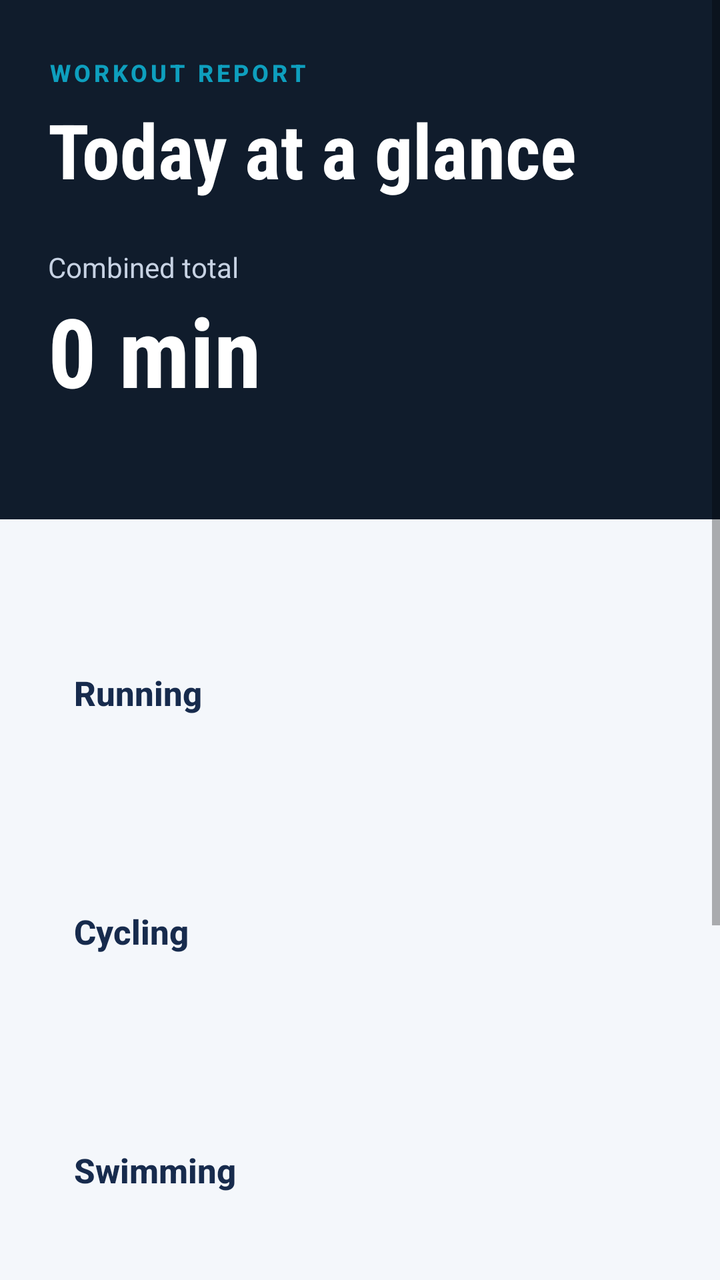
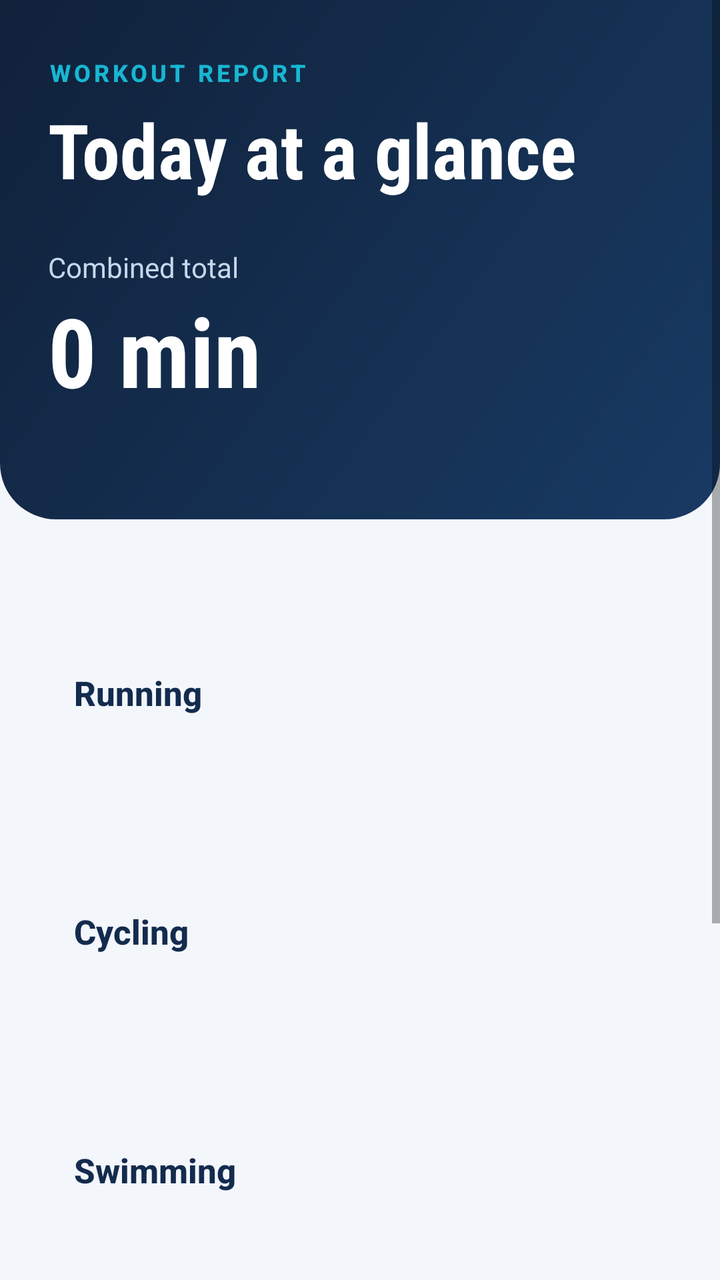

Two renders of the same Android screen: before a commit and after it. Below are the layout's source before the change and the commit's diff.
<!-- AndroidManifest.xml: application theme Theme.FitnessReport -->
<!-- res/layout/activity_report.xml -->
<?xml version="1.0" encoding="utf-8"?>
<ScrollView xmlns:android="http://schemas.android.com/apk/res/android"
    android:layout_width="match_parent"
    android:layout_height="match_parent"
    android:fillViewport="true">

    <LinearLayout
        android:layout_width="match_parent"
        android:layout_height="wrap_content"
        android:orientation="vertical">

        <LinearLayout
            android:id="@+id/reportHero"
            android:layout_width="match_parent"
            android:layout_height="wrap_content"
            android:background="@color/midnight"
            android:orientation="vertical"
            android:paddingStart="24dp"
            android:paddingTop="28dp"
            android:paddingEnd="24dp"
            android:paddingBottom="28dp">

            <TextView
                style="@style/FitnessTextEyebrow"
                android:layout_width="wrap_content"
                android:layout_height="wrap_content"
                android:text="@string/report_eyebrow"
                android:textColor="@color/pool_cyan" />

            <TextView
                style="@style/FitnessTextScreenTitle"
                android:layout_width="wrap_content"
                android:layout_height="wrap_content"
                android:layout_marginTop="5dp"
                android:text="@string/report_title" />

            <TextView
                android:layout_width="wrap_content"
                android:layout_height="wrap_content"
                android:layout_marginTop="24dp"
                android:fontFamily="sans-serif"
                android:text="@string/combined_total"
                android:textColor="#C7D2E3"
                android:textSize="14sp" />

            <TextView
                android:id="@+id/totalMinutesText"
                android:layout_width="wrap_content"
                android:layout_height="wrap_content"
                android:fontFamily="sans-serif-condensed"
                android:text="@string/report_total_initial"
                android:textColor="@color/white"
                android:textSize="48sp"
                android:textStyle="bold" />

            <TextView
                android:id="@+id/overallStatusText"
                android:layout_width="wrap_content"
                android:layout_height="wrap_content"
                android:layout_marginTop="4dp"
                android:fontFamily="sans-serif-medium"
                android:textColor="@color/pool_cyan"
                android:textSize="15sp" />
        </LinearLayout>

        <LinearLayout
            android:layout_width="match_parent"
            android:layout_height="wrap_content"
            android:orientation="vertical"
            android:paddingStart="20dp"
            android:paddingTop="20dp"
            android:paddingEnd="20dp"
            android:paddingBottom="28dp">

            <TextView
                android:id="@+id/summaryText"
                android:layout_width="match_parent"
                android:layout_height="wrap_content"
                android:fontFamily="sans-serif"
                android:lineSpacingExtra="3dp"
                android:textColor="@color/slate"
                android:textSize="15sp" />

            <LinearLayout
                android:id="@+id/runningResult"
                android:layout_width="match_parent"
                android:layout_height="wrap_content"
                android:layout_marginTop="18dp"
                android:orientation="vertical"
                android:padding="17dp">

                <TextView
                    style="@style/FitnessTextFieldLabel"
                    android:layout_width="wrap_content"
                    android:layout_height="wrap_content"
                    android:text="@string/running" />

                <TextView
                    android:id="@+id/runningMinutesText"
                    style="@style/FitnessTextCaption"
                    android:layout_width="wrap_content"
                    android:layout_height="wrap_content"
                    android:layout_marginTop="4dp" />

                <TextView
                    android:id="@+id/runningStatusText"
                    android:layout_width="wrap_content"
                    android:layout_height="wrap_content"
                    android:layout_marginTop="10dp"
                    android:fontFamily="sans-serif-medium"
                    android:textSize="14sp" />
            </LinearLayout>

            <LinearLayout
                android:id="@+id/cyclingResult"
                android:layout_width="match_parent"
                android:layout_height="wrap_content"
                android:layout_marginTop="12dp"
                android:orientation="vertical"
                android:padding="17dp">

                <TextView
                    style="@style/FitnessTextFieldLabel"
                    android:layout_width="wrap_content"
                    android:layout_height="wrap_content"
                    android:text="@string/cycling" />

                <TextView
                    android:id="@+id/cyclingMinutesText"
                    style="@style/FitnessTextCaption"
                    android:layout_width="wrap_content"
                    android:layout_height="wrap_content"
                    android:layout_marginTop="4dp" />

                <TextView
                    android:id="@+id/cyclingStatusText"
                    android:layout_width="wrap_content"
                    android:layout_height="wrap_content"
                    android:layout_marginTop="10dp"
                    android:fontFamily="sans-serif-medium"
                    android:textSize="14sp" />
            </LinearLayout>

            <LinearLayout
                android:id="@+id/swimmingResult"
                android:layout_width="match_parent"
                android:layout_height="wrap_content"
                android:layout_marginTop="12dp"
                android:orientation="vertical"
                android:padding="17dp">

                <TextView
                    style="@style/FitnessTextFieldLabel"
                    android:layout_width="wrap_content"
                    android:layout_height="wrap_content"
                    android:text="@string/swimming" />

                <TextView
                    android:id="@+id/swimmingMinutesText"
                    style="@style/FitnessTextCaption"
                    android:layout_width="wrap_content"
                    android:layout_height="wrap_content"
                    android:layout_marginTop="4dp" />

                <TextView
                    android:id="@+id/swimmingStatusText"
                    android:layout_width="wrap_content"
                    android:layout_height="wrap_content"
                    android:layout_marginTop="10dp"
                    android:fontFamily="sans-serif-medium"
                    android:textSize="14sp" />
            </LinearLayout>

            <LinearLayout
                android:id="@+id/weightliftingResult"
                android:layout_width="match_parent"
                android:layout_height="wrap_content"
                android:layout_marginTop="12dp"
                android:orientation="vertical"
                android:padding="17dp">

                <TextView
                    style="@style/FitnessTextFieldLabel"
                    android:layout_width="wrap_content"
                    android:layout_height="wrap_content"
                    android:text="@string/weightlifting" />

                <TextView
                    android:id="@+id/weightliftingMinutesText"
                    style="@style/FitnessTextCaption"
                    android:layout_width="wrap_content"
                    android:layout_height="wrap_content"
                    android:layout_marginTop="4dp" />

                <TextView
                    android:id="@+id/weightliftingStatusText"
                    android:layout_width="wrap_content"
                    android:layout_height="wrap_content"
                    android:layout_marginTop="10dp"
                    android:fontFamily="sans-serif-medium"
                    android:textSize="14sp" />
            </LinearLayout>

            <Button
                android:id="@+id/editButton"
                style="@style/FitnessButtonPrimary"
                android:layout_width="match_parent"
                android:layout_marginTop="20dp"
                android:text="@string/edit_workout" />
        </LinearLayout>
    </LinearLayout>
</ScrollView>
<!-- resources referenced by this layout -->
<resources>
  <color name="midnight">#101C2C</color>
  <color name="pool_cyan">#0E9FBE</color>
  <color name="slate">#5E6C84</color>
  <color name="white">#FFFFFF</color>
  <string name="combined_total">Combined total</string>
  <string name="cycling">Cycling</string>
  <string name="edit_workout">Edit workout</string>
  <string name="report_eyebrow">WORKOUT REPORT</string>
  <string name="report_title">Today at a glance</string>
  <string name="report_total_initial">0 min</string>
  <string name="running">Running</string>
  <string name="swimming">Swimming</string>
  <string name="weightlifting">Weightlifting</string>
  <style name="FitnessButtonPrimary">
          <item name="android:layout_height">54dp</item>
          <item name="android:background">@drawable/button_primary</item>
          <item name="android:backgroundTint">@null</item>
          <item name="android:fontFamily">sans-serif-medium</item>
          <item name="android:textAllCaps">false</item>
          <item name="android:textColor">@color/white</item>
          <item name="android:textSize">16sp</item>
      </style>
  <style name="FitnessTextCaption">
          <item name="android:fontFamily">sans-serif</item>
          <item name="android:textColor">@color/slate</item>
          <item name="android:textSize">13sp</item>
      </style>
  <style name="FitnessTextEyebrow">
          <item name="android:fontFamily">sans-serif-medium</item>
          <item name="android:textSize">12sp</item>
          <item name="android:letterSpacing">0.14</item>
          <item name="android:textStyle">bold</item>
      </style>
  <style name="FitnessTextFieldLabel">
          <item name="android:fontFamily">sans-serif-medium</item>
          <item name="android:textColor">@color/ink</item>
          <item name="android:textSize">17sp</item>
          <item name="android:textStyle">bold</item>
      </style>
  <style name="FitnessTextScreenTitle">
          <item name="android:fontFamily">sans-serif-condensed</item>
          <item name="android:textColor">@color/white</item>
          <item name="android:textSize">38sp</item>
          <item name="android:textStyle">bold</item>
      </style>
  <style name="Theme.FitnessReport" parent="android:style/Theme.Material.Light.NoActionBar">
          <item name="android:fontFamily">sans</item>
          <item name="android:windowLightStatusBar">false</item>
          <item name="android:statusBarColor">@color/midnight</item>
          <item name="android:navigationBarColor">@color/midnight</item>
          <item name="android:colorAccent">@color/track_blue</item>
          <item name="android:windowBackground">@color/cloud</item>
          <item name="android:windowActionModeOverlay">true</item>
      </style>
  <!-- drawable button_primary (drawable) -->
  <?xml version="1.0" encoding="utf-8"?>
  <selector xmlns:android="http://schemas.android.com/apk/res/android">
      <item android:state_pressed="true">
          <shape android:shape="rectangle">
              <solid android:color="#0F49B8" />
              <corners android:radius="14dp" />
          </shape>
      </item>
      <item>
          <shape android:shape="rectangle">
              <solid android:color="@color/track_blue" />
              <corners android:radius="14dp" />
          </shape>
      </item>
  </selector>
  <color name="ink">#172B4D</color>
  <color name="track_blue">#155EEF</color>
  <color name="cloud">#F4F7FB</color>
</resources>

<!-- the commit's change to res/layout/activity_report.xml (unified diff, before → after) -->
@@ -13,7 +13,7 @@
             android:id="@+id/reportHero"
             android:layout_width="match_parent"
             android:layout_height="wrap_content"
-            android:background="@color/midnight"
+            android:background="@drawable/hero_background"
             android:orientation="vertical"
             android:paddingStart="24dp"
             android:paddingTop="28dp"
@@ -40,7 +40,7 @@
                 android:layout_marginTop="24dp"
                 android:fontFamily="sans-serif"
                 android:text="@string/combined_total"
-                android:textColor="#C7D2E3"
+                android:textColor="@color/hero_text_secondary"
                 android:textSize="14sp" />
 
             <TextView
<!-- resource entries referenced after the edit -->
@@ -1,9 +1,20 @@
 <!-- resources referenced by this layout -->
 <resources>
-  <color name="midnight">#101C2C</color>
-  <color name="pool_cyan">#0E9FBE</color>
-  <color name="slate">#5E6C84</color>
+  <color name="hero_text_secondary">#C7D7EA</color>
+  <color name="pool_cyan">#18B6D1</color>
+  <color name="slate">#617089</color>
   <color name="white">#FFFFFF</color>
+  <!-- drawable hero_background (drawable) -->
+  <?xml version="1.0" encoding="utf-8"?>
+  <shape xmlns:android="http://schemas.android.com/apk/res/android" android:shape="rectangle">
+      <gradient
+          android:angle="315"
+          android:endColor="@color/hero_end"
+          android:startColor="@color/midnight" />
+      <corners
+          android:bottomLeftRadius="28dp"
+          android:bottomRightRadius="28dp" />
+  </shape>
   <string name="combined_total">Combined total</string>
   <string name="cycling">Cycling</string>
   <string name="edit_workout">Edit workout</string>
@@ -14,7 +25,7 @@
   <string name="swimming">Swimming</string>
   <string name="weightlifting">Weightlifting</string>
   <style name="FitnessButtonPrimary">
-          <item name="android:layout_height">54dp</item>
+          <item name="android:layout_height">56dp</item>
           <item name="android:background">@drawable/button_primary</item>
           <item name="android:backgroundTint">@null</item>
           <item name="android:fontFamily">sans-serif-medium</item>
@@ -49,29 +60,33 @@
           <item name="android:fontFamily">sans</item>
           <item name="android:windowLightStatusBar">false</item>
           <item name="android:statusBarColor">@color/midnight</item>
-          <item name="android:navigationBarColor">@color/midnight</item>
+          <item name="android:navigationBarColor">@color/cloud</item>
           <item name="android:colorAccent">@color/track_blue</item>
           <item name="android:windowBackground">@color/cloud</item>
           <item name="android:windowActionModeOverlay">true</item>
       </style>
+  <color name="hero_end">#183A63</color>
+  <color name="midnight">#10213A</color>
   <!-- drawable button_primary (drawable) -->
   <?xml version="1.0" encoding="utf-8"?>
   <selector xmlns:android="http://schemas.android.com/apk/res/android">
       <item android:state_pressed="true">
           <shape android:shape="rectangle">
-              <solid android:color="#0F49B8" />
-              <corners android:radius="14dp" />
+              <solid android:color="@color/primary_action_pressed" />
+              <corners android:radius="16dp" />
           </shape>
       </item>
       <item>
           <shape android:shape="rectangle">
-              <solid android:color="@color/track_blue" />
-              <corners android:radius="14dp" />
+              <solid android:color="@color/primary_action" />
+              <corners android:radius="16dp" />
           </shape>
       </item>
   </selector>
-  <color name="ink">#172B4D</color>
-  <color name="track_blue">#155EEF</color>
-  <color name="cloud">#F4F7FB</color>
+  <color name="ink">#132B4D</color>
+  <color name="cloud">#F3F6FB</color>
+  <color name="track_blue">#246BFD</color>
+  <color name="primary_action_pressed">#0F49B8</color>
+  <color name="primary_action">#155EEF</color>
 </resources>
 
